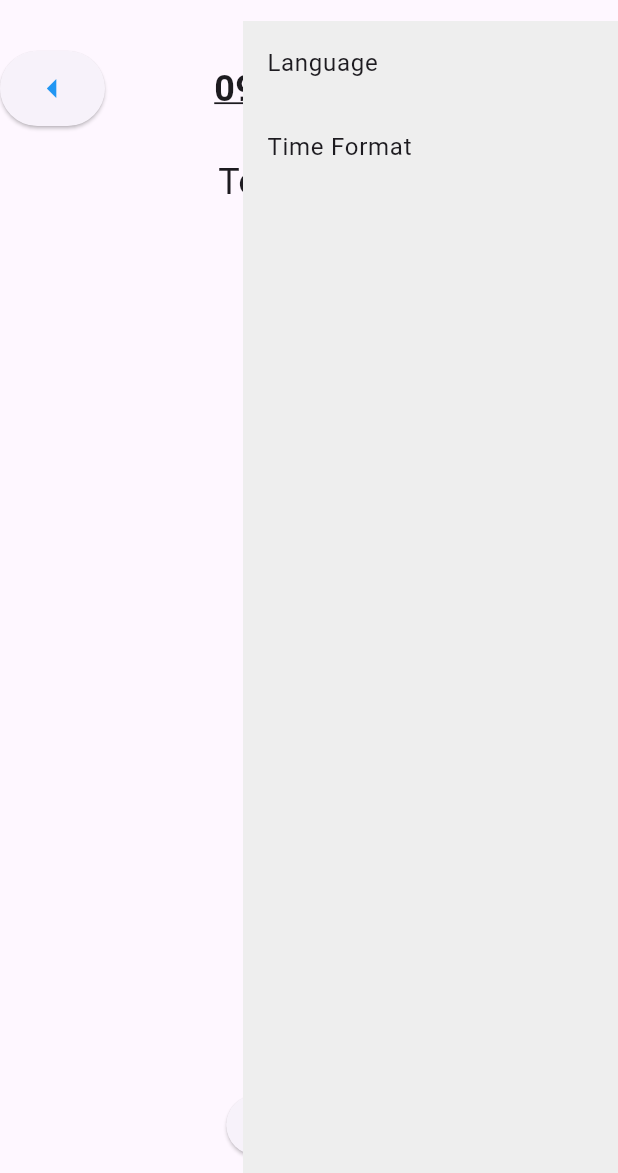
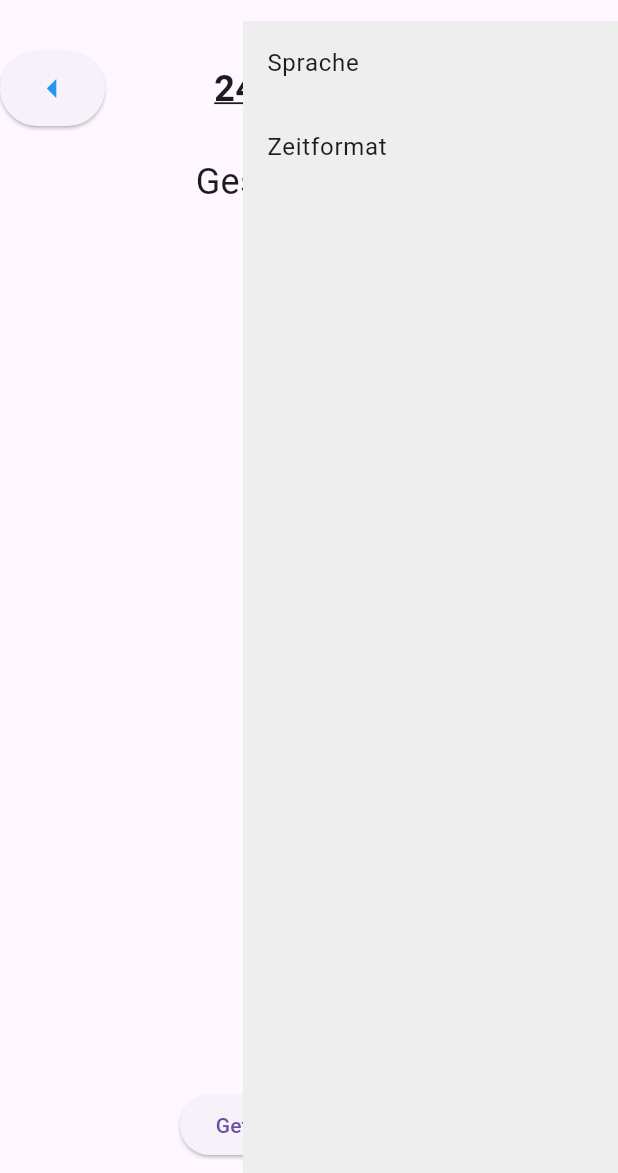
Before and after one commit to Sooftyy/WaterMinder, a Flutter app: the screen it shows after launch, after a tap on the "arrow left" icon, after a tap on the "arrow right" icon, after a tap on the "menu" icon, on a phone screen of 412 x 824 dp, the part 63-1236 px from its top. Run offline on Flutter 3.47's test engine with Material 3 defaults, Android fonts, the light colour scheme and no system bars.

Commit message:
Default Time Format & Language is German and dd.MM.yyyy (24.09.2024) + ReadMe.md file update

```diff
--- a/lib/main.dart
+++ b/lib/main.dart
@@ -35,8 +35,8 @@ class _MyHomePageState extends State<MyHomePage> {
   final TextEditingController drinkMlController = TextEditingController();
 
   // State for language and date format
-  String _currentLanguage = 'English'; // Default language
-  String _currentDateFormat = 'MM.dd.yyyy'; // Default date format
+  String _currentLanguage = 'German'; // Default language
+  String _currentDateFormat = 'dd.MM.yyyy'; // Default date format
   bool _isDrawerOpen = false;
 
   // Get localized strings based on the current language
```
Also changed, not shown: 1 other file.
